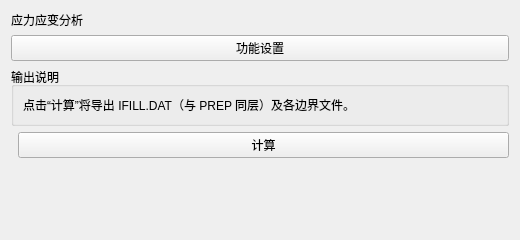
This is plugins/Base_Slover/StressStrainWidget.ui in asd977/base_cae as Qt 5 draws it before an edit. The edited form follows.
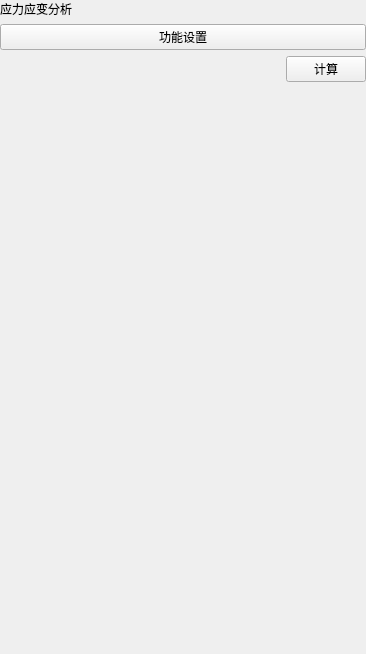
This is the edited form.

```diff
--- a/plugins/Base_Slover/StressStrainWidget.ui
+++ b/plugins/Base_Slover/StressStrainWidget.ui
@@ -6,15 +6,27 @@
    <rect>
     <x>0</x>
     <y>0</y>
-    <width>520</width>
-    <height>240</height>
+    <width>366</width>
+    <height>654</height>
    </rect>
   </property>
   <property name="windowTitle">
    <string>应力应变分析</string>
   </property>
   <layout class="QVBoxLayout" name="verticalLayout">
-      <item>
+   <property name="leftMargin">
+    <number>0</number>
+   </property>
+   <property name="topMargin">
+    <number>0</number>
+   </property>
+   <property name="rightMargin">
+    <number>0</number>
+   </property>
+   <property name="bottomMargin">
+    <number>0</number>
+   </property>
+   <item>
     <widget class="QLabel" name="pageNameLabel">
      <property name="text">
       <string>应力应变分析</string>
@@ -28,25 +40,6 @@
      </property>
     </widget>
    </item>
-<item>
-    <widget class="QGroupBox" name="groupBoxInfo">
-     <property name="title">
-      <string>输出说明</string>
-     </property>
-     <layout class="QVBoxLayout" name="verticalLayout_2">
-      <item>
-       <widget class="QLabel" name="labelDesc">
-        <property name="text">
-         <string>点击“计算”将导出 IFILL.DAT（与 PREP 同层）及各边界文件。</string>
-        </property>
-        <property name="wordWrap">
-         <bool>true</bool>
-        </property>
-       </widget>
-      </item>
-        </layout>
-    </widget>
-   </item>
    <item>
     <layout class="QHBoxLayout" name="horizontalLayoutCompute">
      <item>
@@ -54,6 +47,12 @@
        <property name="orientation">
         <enum>Qt::Horizontal</enum>
        </property>
+       <property name="sizeHint" stdset="0">
+        <size>
+         <width>0</width>
+         <height>0</height>
+        </size>
+       </property>
       </spacer>
      </item>
      <item>
```
Left out of the diff: 10 changed lines with no effect on the pictures.
